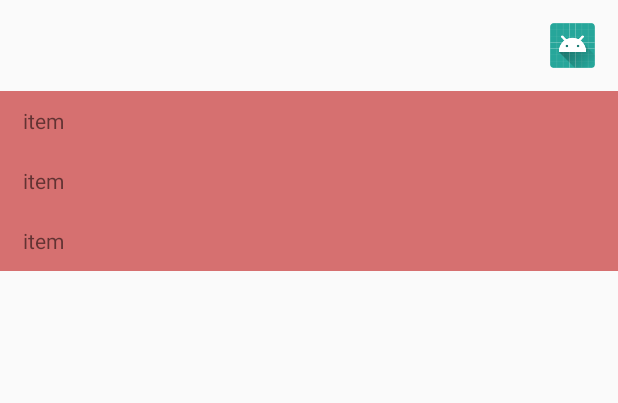
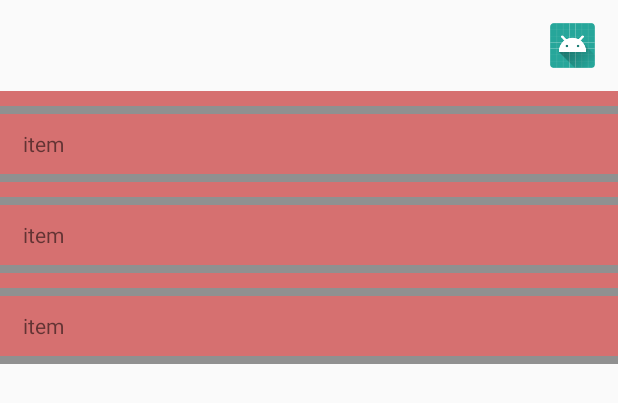
Before and after one commit to hezihaog/ShrinkLayout, an Android app: the layout item_list_view.xml on its own in the app's theme, with its tools: preview values and no code run, on a phone screen of 412 x 824 dp. Shown: the top 403 px of the screen. Run offline under Robolectric (Android 15) with nearby library versions, the phone set to English and light mode, and no system bars.

Commit message:
解决如果子条目上面如果有margin时，margin值没有算进去的问题。

```diff
--- a/app/src/main/res/layout/item_list_view.xml
+++ b/app/src/main/res/layout/item_list_view.xml
@@ -28,21 +28,22 @@
             android:background="#99909090">
 
             <LinearLayout
+                android:id="@+id/parent_layout"
                 android:layout_width="match_parent"
                 android:layout_height="match_parent"
                 android:background="#66FF0000"
                 android:orientation="vertical">
 
                 <include
-                    android:id="@+id/msg_one"
+                    android:id="@+id/msg_one_layout"
                     layout="@layout/item_msg" />
 
                 <include
-                    android:id="@+id/msg_two"
+                    android:id="@+id/msg_two_layout"
                     layout="@layout/item_msg" />
 
                 <include
-                    android:id="@+id/msg_third"
+                    android:id="@+id/msg_third_layout"
                     layout="@layout/item_msg" />
             </LinearLayout>
         </com.github.wally.custom.ShrinkLayout>
--- a/app/src/main/res/layout/item_msg.xml
+++ b/app/src/main/res/layout/item_msg.xml
@@ -1,8 +1,26 @@
 <?xml version="1.0" encoding="utf-8"?>
-<TextView xmlns:android="http://schemas.android.com/apk/res/android"
+<LinearLayout xmlns:android="http://schemas.android.com/apk/res/android"
     android:layout_width="match_parent"
-    android:layout_height="40dp"
-    android:gravity="center_vertical"
-    android:paddingLeft="15dp"
-    android:text="item"
-    android:textSize="14sp" />
+    android:layout_height="wrap_content"
+    android:orientation="vertical"
+    android:layout_marginTop="10dp">
+
+    <TextView
+        android:layout_width="match_parent"
+        android:layout_height="5dp"
+        android:background="#909090"/>
+
+    <TextView
+        android:id="@+id/sub_item_text"
+        android:layout_width="match_parent"
+        android:layout_height="40dp"
+        android:gravity="center_vertical"
+        android:paddingLeft="15dp"
+        android:text="item"
+        android:textSize="14sp" />
+
+    <TextView
+        android:layout_width="match_parent"
+        android:layout_height="5dp"
+        android:background="#909090"/>
+</LinearLayout>
```
Also changed, not shown: app/src/main/java/com/github/wally/custom/viewprovider/MsgViewBinder.java (+46 -11 lines).
